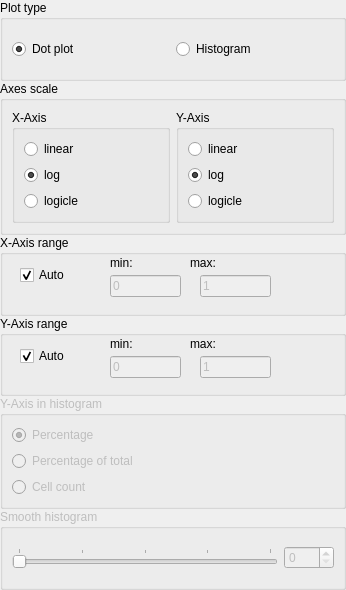
The window that uiDesigns/MainWindow_FigOptions.ui (ym3141/EasyFlowQ) describes before a commit, drawn with Qt 5.
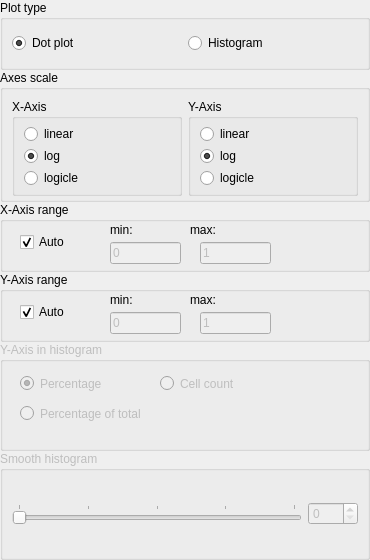
The same window after the commit.

```diff
--- a/uiDesigns/MainWindow_FigOptions.ui
+++ b/uiDesigns/MainWindow_FigOptions.ui
@@ -6,12 +6,12 @@
    <rect>
     <x>0</x>
     <y>0</y>
-    <width>346</width>
-    <height>590</height>
+    <width>370</width>
+    <height>560</height>
    </rect>
   </property>
   <property name="sizePolicy">
-   <sizepolicy hsizetype="Preferred" vsizetype="Fixed">
+   <sizepolicy hsizetype="Preferred" vsizetype="Preferred">
     <horstretch>0</horstretch>
     <verstretch>0</verstretch>
    </sizepolicy>
@@ -37,6 +37,12 @@
    </property>
    <item>
     <widget class="QGroupBox" name="plotTypeBox">
+     <property name="maximumSize">
+      <size>
+       <width>16777215</width>
+       <height>70</height>
+      </size>
+     </property>
      <property name="title">
       <string>Plot type</string>
      </property>
@@ -66,6 +72,12 @@
    </item>
    <item>
     <widget class="QGroupBox" name="axisOptionBox">
+     <property name="maximumSize">
+      <size>
+       <width>16777215</width>
+       <height>180</height>
+      </size>
+     </property>
      <property name="title">
       <string>Axes scale</string>
      </property>
@@ -73,6 +85,9 @@
       <bool>true</bool>
      </property>
      <layout class="QHBoxLayout" name="horizontalLayout_4">
+      <property name="bottomMargin">
+       <number>3</number>
+      </property>
       <item>
        <widget class="QGroupBox" name="xAxisOptionBox">
         <property name="title">
@@ -82,6 +97,15 @@
          <bool>false</bool>
         </property>
         <layout class="QVBoxLayout" name="verticalLayout_5">
+         <property name="spacing">
+          <number>2</number>
+         </property>
+         <property name="topMargin">
+          <number>5</number>
+         </property>
+         <property name="bottomMargin">
+          <number>5</number>
+         </property>
          <item>
           <widget class="QRadioButton" name="xLinRadio">
            <property name="text">
@@ -118,6 +142,15 @@
          <bool>false</bool>
         </property>
         <layout class="QVBoxLayout" name="verticalLayout_2">
+         <property name="spacing">
+          <number>2</number>
+         </property>
+         <property name="topMargin">
+          <number>5</number>
+         </property>
+         <property name="bottomMargin">
+          <number>5</number>
+         </property>
          <item>
           <widget class="QRadioButton" name="yLinRadio">
            <property name="text">
@@ -156,6 +189,12 @@
        <height>61</height>
       </size>
      </property>
+     <property name="maximumSize">
+      <size>
+       <width>16777215</width>
+       <height>70</height>
+      </size>
+     </property>
      <property name="title">
       <string>X-Axis range</string>
      </property>
@@ -246,6 +285,12 @@
        <height>61</height>
       </size>
      </property>
+     <property name="maximumSize">
+      <size>
+       <width>16777215</width>
+       <height>70</height>
+      </size>
+     </property>
      <property name="title">
       <string>Y-Axis range</string>
      </property>
@@ -336,15 +381,33 @@
      <property name="enabled">
       <bool>false</bool>
      </property>
+     <property name="sizePolicy">
+      <sizepolicy hsizetype="Preferred" vsizetype="Minimum">
+       <horstretch>0</horstretch>
+       <verstretch>0</verstretch>
+      </sizepolicy>
+     </property>
+     <property name="minimumSize">
+      <size>
+       <width>0</width>
+       <height>95</height>
+      </size>
+     </property>
      <property name="title">
       <string>Y-Axis in histogram</string>
      </property>
      <property name="flat">
       <bool>true</bool>
      </property>
-     <layout class="QVBoxLayout" name="verticalLayout_6">
-      <item>
        <widget class="QRadioButton" name="norm2PercRadio">
+      <property name="geometry">
+       <rect>
+        <x>20</x>
+        <y>30</y>
+        <width>110</width>
+        <height>23</height>
+       </rect>
+      </property>
         <property name="text">
          <string>Percentage</string>
         </property>
@@ -352,22 +415,32 @@
          <bool>true</bool>
         </property>
        </widget>
-      </item>
-      <item>
        <widget class="QRadioButton" name="norm2TotalRadio">
+      <property name="geometry">
+       <rect>
+        <x>20</x>
+        <y>60</y>
+        <width>165</width>
+        <height>23</height>
+       </rect>
+      </property>
         <property name="text">
          <string>Percentage of total</string>
         </property>
        </widget>
-      </item>
-      <item>
        <widget class="QRadioButton" name="norm2CountRadio">
+      <property name="geometry">
+       <rect>
+        <x>160</x>
+        <y>30</y>
+        <width>103</width>
+        <height>23</height>
+       </rect>
+      </property>
         <property name="text">
          <string>Cell count</string>
         </property>
        </widget>
-      </item>
-     </layout>
     </widget>
    </item>
    <item>
```
Lines whose indentation alone changed are shown as unchanged.
